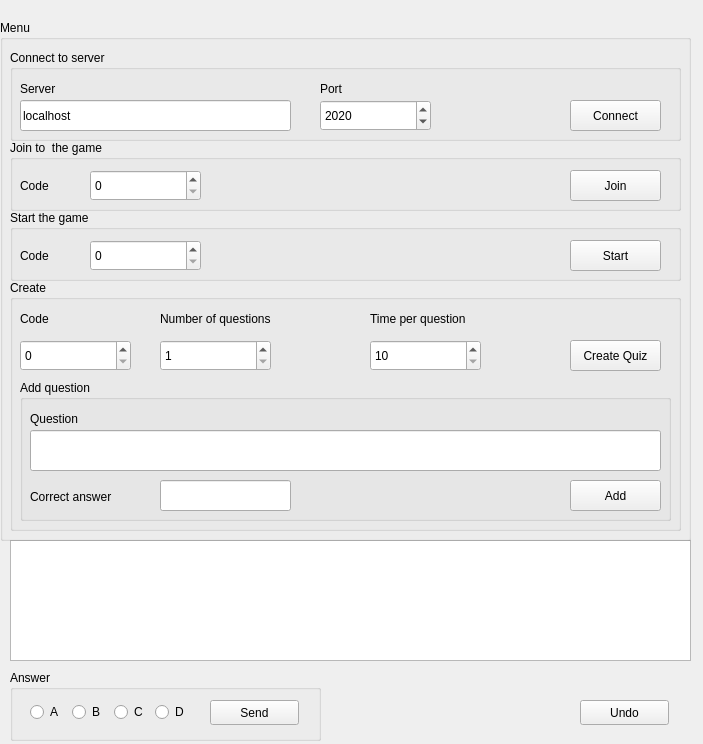
Before: the Qt Designer form kahoot/client.ui in filip20121/SK2_kahoot, drawn with Qt 5.
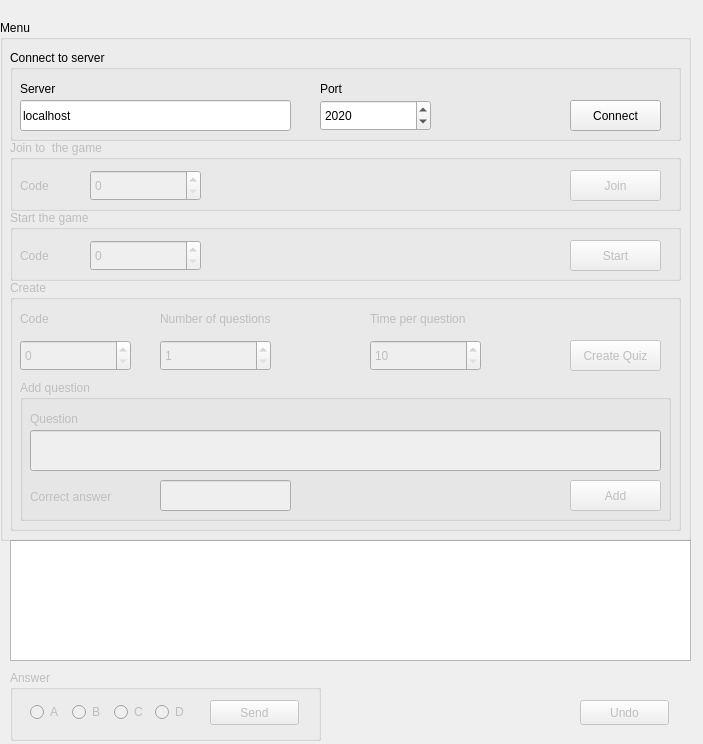
After: the same form once the commit is applied.

The edit to the form file:
```diff
--- a/kahoot/client.ui
+++ b/kahoot/client.ui
@@ -24,6 +24,9 @@
    </property>
   </widget>
   <widget class="QGroupBox" name="connectAnswer">
+   <property name="enabled">
+    <bool>false</bool>
+   </property>
    <property name="geometry">
     <rect>
      <x>10</x>
@@ -102,6 +105,9 @@
     <string>Menu</string>
    </property>
    <widget class="QGroupBox" name="connectCreate">
+    <property name="enabled">
+     <bool>false</bool>
+    </property>
     <property name="geometry">
      <rect>
       <x>10</x>
@@ -422,6 +428,9 @@
     </widget>
    </widget>
    <widget class="QGroupBox" name="join_game">
+    <property name="enabled">
+     <bool>false</bool>
+    </property>
     <property name="geometry">
      <rect>
       <x>10</x>
@@ -486,6 +495,9 @@
     </widget>
    </widget>
    <widget class="QGroupBox" name="start_game">
+    <property name="enabled">
+     <bool>false</bool>
+    </property>
     <property name="geometry">
      <rect>
       <x>10</x>
@@ -551,6 +563,9 @@
    </widget>
   </widget>
   <widget class="QPushButton" name="undoButton">
+   <property name="enabled">
+    <bool>false</bool>
+   </property>
    <property name="geometry">
     <rect>
      <x>580</x>
```
